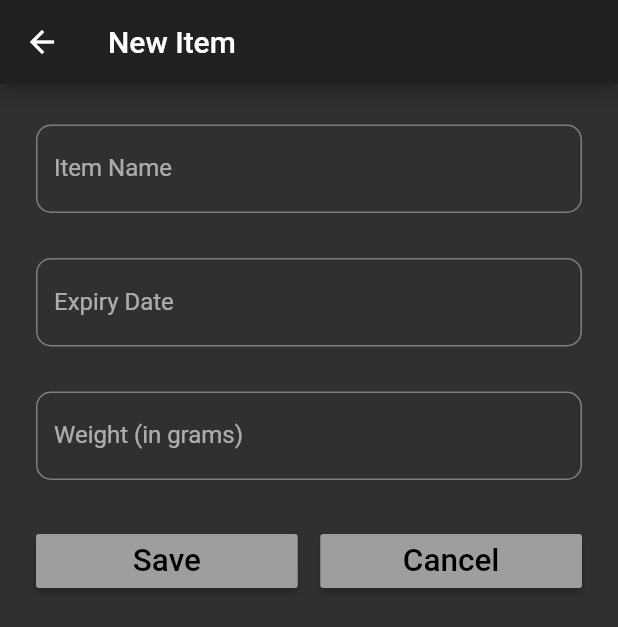
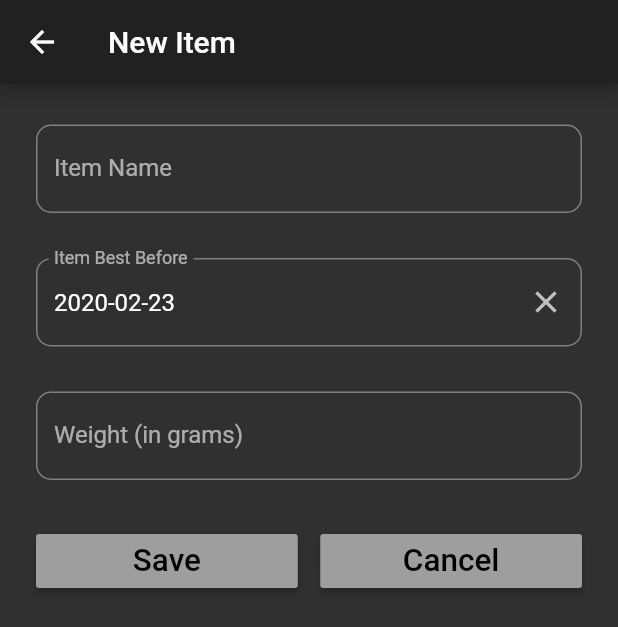
Before and after one commit to melabolic/digital-inventory-system, a Flutter app: the screen it shows after launch, after a tap on the "add" icon, on a phone screen of 412 x 824 dp. Shown: the top 627 px of the screen. Run offline on Flutter 3.47's test engine with Material 2 defaults, Android fonts, the phone set to English and light mode, and no system bars; our stand-ins replace flutter_datetime_picker, sqflite; accounts and stored records are empty.

Commit message:
Added data validation and changed date entry method

```diff
--- a/lib/screens/display_items.dart
+++ b/lib/screens/display_items.dart
@@ -1,4 +1,5 @@
 import 'package:flutter/material.dart';
+import 'package:intl/intl.dart';
 import 'package:sqflite/sqflite.dart';
 import 'package:sqflite_app/models/item.dart';
 import 'package:sqflite_app/screens/input_fields.dart';
@@ -27,7 +28,7 @@ class _DisplayItemsState extends State<DisplayItems> {
     return Scaffold(
       appBar: AppBar(
         centerTitle: true,
-        title: Text('Digital Inventory'),
+        title: Text('Your Inventory'),
       ),
       body: ListView.builder(
         itemCount: count,
@@ -38,7 +39,7 @@ class _DisplayItemsState extends State<DisplayItems> {
             child: ListTile(
               title: Text(this.itemList[position].name),
               subtitle:
-                  Text('Expiring: ${this.itemList[position].expiryDate}'),
+                  Text('Expiry: ' + _formatString(this.itemList[position].expiryDate)),
               trailing: GestureDetector(
                 child: Icon(Icons.delete),
                 onTap: () {
@@ -59,12 +60,13 @@ class _DisplayItemsState extends State<DisplayItems> {
         child: Icon(Icons.add),
         onPressed: () {
           print("FAB clicked");
-          _navigateToDetail(Item('', '', ''), 'New Item');
+          _navigateToDetail(Item('', DateTime.now().toString(), ''), 'New Item');
         },
       ),
     );
   }
 
+  // pushes the new route to our app
   void _navigateToDetail(Item item, String title) async {
     bool result = await Navigator.push(
       context,
@@ -77,12 +79,18 @@ class _DisplayItemsState extends State<DisplayItems> {
     }
   }
 
+  String _formatString(String date) {
+    return DateFormat.yMMMd().format(DateTime.parse(date));
+  }
+
+  // deletes entries from our database
   void _delete(BuildContext context, Item item) async {
     int result = await dbHelper.delete(item.id);
     print('deleted $result: ${item.name}');
     updateListView();
   }
 
+  // function that updates the ListView whenever a change has been made
   void updateListView() {
     final Future<Database> dbFuture = dbHelper.initDB();
     dbFuture.then((database) {
--- a/lib/screens/input_fields.dart
+++ b/lib/screens/input_fields.dart
@@ -1,7 +1,11 @@
+import 'package:datetime_picker_formfield/datetime_picker_formfield.dart';
+import 'package:flutter/cupertino.dart';
 import 'package:flutter/material.dart';
+import 'package:flutter_datetime_picker/flutter_datetime_picker.dart';
+import 'package:intl/intl.dart';
 import 'package:sqflite_app/models/item.dart';
 import 'package:sqflite_app/utils/database_helper.dart';
-import 'package:flutter_masked_text/flutter_masked_text.dart';
+// import 'package:flutter_masked_text/flutter_masked_text.dart';
 
 class InputFields extends StatefulWidget {
   final Item item;
@@ -27,14 +31,15 @@ class _InputFieldsState extends State<InputFields> {
 
   TextEditingController nameController = TextEditingController();
   TextEditingController weightController = TextEditingController();
-  MaskedTextController dateController =
-      MaskedTextController(mask: "00/00/0000");
+  DateTime currentDate;
 
   @override
   Widget build(BuildContext context) {
+
+    currentDate = DateTime.parse(item.expiryDate);
+
     nameController.text = item.name;
     weightController.text = item.weight;
-    dateController.text = item.expiryDate;
 
     // the widget WillPopScope enables us to control the leading buttons actions on the appbar
     return WillPopScope(
@@ -91,26 +96,38 @@ class _InputFieldsState extends State<InputFields> {
             // updating the expiry date
             Padding(
               padding: EdgeInsets.only(top: 15.0, bottom: 15.0),
-                child: TextFormField(
-                  controller: dateController,
-                  validator: (String value) {
-                    if (value.isEmpty) {
-                      return 'Expiry date is required';
-                    } else if (value.length < 10) {
-                      return 'Date is not valid';
+              child: DateTimeField(
+                format: DateFormat('yyyy-MM-dd'),
+                initialValue: currentDate,
+                onShowPicker: (context, currentValue) {
+                  return DatePicker.showDatePicker(
+                    context,
+                    theme: DatePickerTheme(
+                        cancelStyle: const TextStyle(color: Colors.white),
+                        itemStyle: const TextStyle(color: Colors.white),
+                        doneStyle: const TextStyle(fontWeight: FontWeight.w600),
+                        backgroundColor: Theme.of(context).primaryColor),
+                    showTitleActions: true,
+                    minTime: DateTime(2000, 1, 1),
+                    maxTime: DateTime(2050, 12, 12),
+                    currentTime: DateTime.now(),
+                    onChanged: (date) => debugPrint(date.toString()),
+                    onConfirm: (date) {
+                      updateDate(date);
+                    },
+                  );
+                },
+                validator: (DateTime date) {
+                  if (date.isAfter(DateTime.now()) == false) {
+                    return 'Item has already expired';
                   }
                 },
-                  keyboardType: TextInputType.number,
-                  onChanged: (value) {
-                    debugPrint(value);
-                    updateDate();
-                  },
                 decoration: InputDecoration(
-                      hintText: "DD/MM/YYYY",
-                      labelText: 'Expiry Date',
+                    labelText: 'Item Best Before',
                     border: OutlineInputBorder(
                         borderRadius: BorderRadius.circular(10.0))),
-                )),
+              ),
+            ),
             // updating the weight entry
             Padding(
               padding: EdgeInsets.only(top: 15.0, bottom: 15.0),
@@ -119,6 +136,8 @@ class _InputFieldsState extends State<InputFields> {
                 validator: (String value) {
                   if (value.isEmpty) {
                     return 'Please enter the weight';
+                  } else if (int.parse(value) < 0) {
+                    return 'Weight is negative';
                   }
                 },
                 keyboardType: TextInputType.numberWithOptions(),
@@ -128,7 +147,7 @@ class _InputFieldsState extends State<InputFields> {
                 },
                 decoration: InputDecoration(
                     labelText: 'Weight (in grams)',
-                    hintText: '1kg = 1000g',
+                    hintText: 'e.g. 200g',
                     border: OutlineInputBorder(
                         borderRadius: BorderRadius.circular(10.0))),
               ),
@@ -186,6 +205,10 @@ class _InputFieldsState extends State<InputFields> {
     );
   }
 
+  Future<String> _formattedDate(DateTime date) async {
+    return DateFormat('yyyy-MM-dd').format(date).toString();
+  }
+
   void _save() async {
     moveToLastScreen();
     if (item.id != null) {
@@ -212,8 +235,9 @@ class _InputFieldsState extends State<InputFields> {
     item.name = nameController.text;
   }
 
-  void updateDate() {
-    item.expiryDate = dateController.text;
+  void updateDate(DateTime date) {
+    item.expiryDate = DateFormat('yyyy-MM-dd').format(date).toString();
+    print('new date: ${item.expiryDate}');
   }
 
   void updateWeight() {
--- a/pubspec.yaml
+++ b/pubspec.yaml
@@ -26,9 +26,9 @@ dependencies:
   path:
   sqflite: ^1.2.1
   path_provider: ^1.6.1
+  datetime_picker_formfield: ^1.0.0
+  intl: ^0.16.1
   flutter_datetime_picker: ^1.3.4
-  intl: ^0.16.1
-  flutter_masked_text: ^0.8.0
 
 dev_dependencies:
   flutter_test:
```
Also changed, not shown: pubspec.lock, 1 other file. Lines whose indentation alone changed are shown as unchanged.
